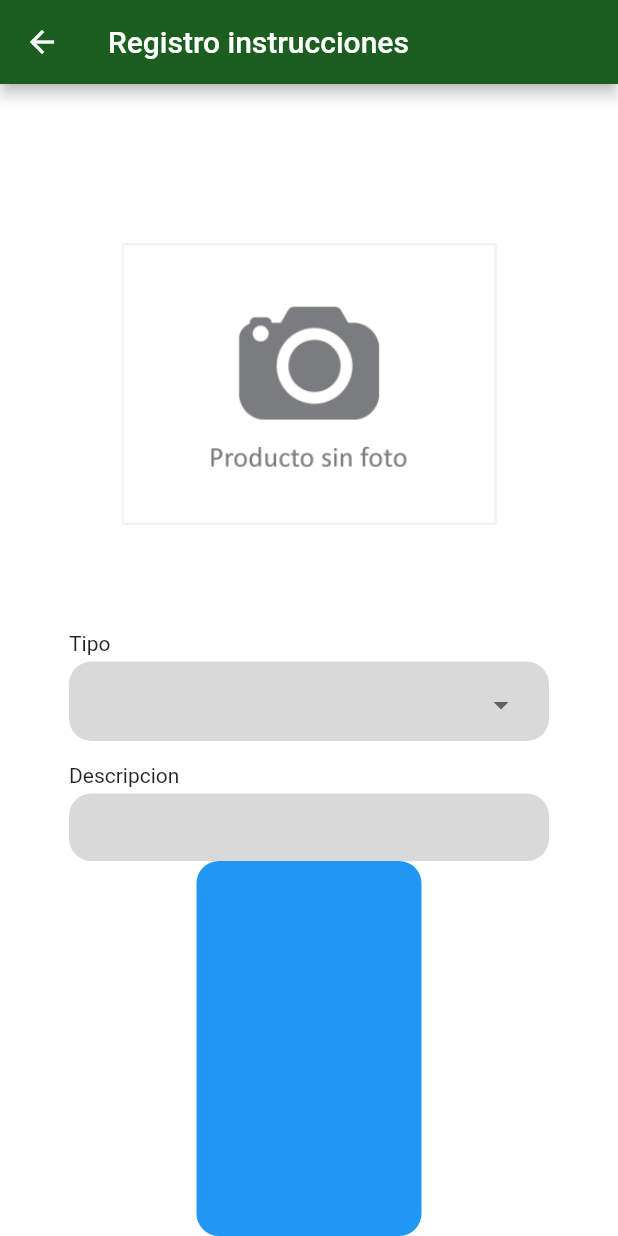
After one commit to IsaacGregoryVargasMendoza/appflutterjugueria, a Flutter app: the AppRegistroManual screen opened by its route, on a phone screen of 412 x 824 dp. The commit adds this screen. Run offline on Flutter 3.47's test engine with Material 2 defaults, Android fonts, the phone set to English and light mode, and no system bars; our stand-ins replace camera, carousel_slider, fl_chart, font_awesome_flutter, image_picker, shared_preferences; missing offline and left inert: mysql1, tflite_flutter; accounts and stored records are empty.

Commit message:
cambios isaac 01/07/2023

```diff
--- a/lib/main.dart
+++ b/lib/main.dart
@@ -10,6 +10,7 @@ import 'package:app_jugueria/modelos/clienteModel.dart';
 import 'package:app_jugueria/modelos/administradorModel.dart';
 import 'package:app_jugueria/modelos/tipoDocumentoModel.dart';
 import 'package:app_jugueria/modelos/pedidoModel.dart';
+import 'package:app_jugueria/vistas/app_registrarManual.dart';
 import 'package:app_jugueria/vistas/app_seleccionarMesa.dart';
 import 'package:app_jugueria/vistas/app_mensajeConfirmacion.dart';
 import 'package:app_jugueria/vistas/app_confirmarPedido.dart';
@@ -50,6 +51,7 @@ void main() {
       '/menu-administrador': (context) => AppMenu(),
       '/registrar-categoria': (context) => AppRegistroCategoria(),
       '/registrar-adicional': (context) => AppRegistroAdicional(),
+      '/registrar-manual': (context) => AppRegistroManual(),
       //'/registrar-cliente': (context) => AppRegistroCliente(),
       '/registrar-mesa': (context) => AppRegistroMesa(),
       //'/mensaje-confirmacion': (context) => AppMensajeConfirmacion(),
--- /dev/null
+++ b/lib/modelos/manualModel.dart
@@ -0,0 +1,23 @@
+class ManualModel {
+  int? id;
+  int? pasoManual;
+  int? tipoManual;
+  String? descripcionManual;
+  String? imagenManual;
+
+  ManualModel(
+      {this.id,
+      this.pasoManual,
+      this.tipoManual,
+      this.descripcionManual,
+      this.imagenManual});
+
+  factory ManualModel.fromJson(Map<String, dynamic> json) {
+    return ManualModel(
+        id: json['id'] as int,
+        pasoManual: json['pasoManual'] as int,
+        tipoManual: json['tipoManual'] as int,
+        descripcionManual: json['descripcionManual'] as String,
+        imagenManual: json['imagenManual'].toString());
+  }
+}
--- /dev/null
+++ b/lib/vistas/app_registrarManual.dart
@@ -0,0 +1,497 @@
+import 'dart:convert';
+import 'package:app_jugueria/componentes/app_text.dart';
+import 'package:app_jugueria/componentes/app_buttons.dart';
+import 'package:app_jugueria/componentes/app_textFieldRound.dart';
+import 'package:app_jugueria/componentes/info_global.dart';
+import 'package:app_jugueria/controladores/manualController.dart';
+import 'package:app_jugueria/modelos/categoriaModel.dart';
+import 'package:app_jugueria/modelos/manualModel.dart';
+import 'package:app_jugueria/modelos/productoModel.dart';
+import 'package:app_jugueria/controladores/productoController.dart';
+import 'package:flutter/material.dart';
+import 'package:font_awesome_flutter/font_awesome_flutter.dart';
+import 'package:image_picker/image_picker.dart';
+import 'dart:io';
+import 'dart:typed_data';
+import 'package:path_provider/path_provider.dart';
+
+enum WidgetState { NONE, LOADING, LOADED, ERROR }
+
+class AppRegistroManual extends StatefulWidget {
+  AppRegistroManual({Key? key}) : super(key: key);
+  @override
+  State<AppRegistroManual> createState() {
+    return AppRegistroManualState();
+  }
+}
+
+class AppRegistroManualState extends State<AppRegistroManual> {
+  late TextEditingController tecPaso;
+  late TextEditingController tecDescripcion;
+  List<(String, int)> tipos = [("CLIENTE", 0), ("ADMINISTRADOR", 1)];
+  WidgetState _widgetState = WidgetState.LOADED;
+
+  int idTipo = 0;
+  File? imagen;
+  final picker = ImagePicker();
+
+  Future<File> convertirUint8ListAFile(
+      Uint8List bytes, String nombreArchivo) async {
+    final tempDir =
+        await getTemporaryDirectory(); // Obtener directorio temporal
+    final archivo = File('${tempDir.path}/$nombreArchivo'); // Crear objeto File
+    await archivo.writeAsBytes(bytes); // Escribir bytes en el archivo
+
+    return archivo;
+  }
+
+  // cargarimagen() async {
+  //   try {
+  //     if (imagen == null) {
+  //       print("Cargar imagen.");
+  //       var img = await convertirUint8ListAFile(
+  //           base64.decode(widget.productoModel!.imagenProducto!),
+  //           "${widget.productoModel!.id}${DateTime.now().millisecondsSinceEpoch}archivo.png");
+  //       setState(() {
+  //         imagen = img;
+  //       });
+  //     } else {
+  //       print("Metodo else");
+  //     }
+  //   } catch (e) {
+  //     print("ocurrio una excepcion.");
+  //   }
+  // }
+
+  @override
+  void initState() {
+    super.initState();
+    tecPaso = TextEditingController();
+    tecDescripcion = TextEditingController();
+    // if (widget.productoModel != null) {
+    //   print(widget.productoModel!.categoria!.id!);
+    //   tecNombreProducto =
+    //       TextEditingController(text: widget.productoModel!.nombreProducto);
+    //   tecDescripcion = TextEditingController(
+    //       text: widget.productoModel!.descripcionProducto);
+    //   tecPrecio = TextEditingController(
+    //       text: widget.productoModel!.precioProducto.toString());
+    //   tecLetra =
+    //       TextEditingController(text: widget.productoModel!.letraProducto);
+    //   idCategoria = widget.productoModel!.categoria!.id!;
+    //   cargarimagen();
+    // } else {
+    //   tecPaso = TextEditingController();
+    //   tecDescripcion = TextEditingController();
+    // }
+  }
+
+  @override
+  void dispose() {
+    super.dispose();
+    InfoGlobal.decrementarVentanas();
+  }
+
+  Future<void> registrarActualizar() async {
+    try {
+      setState(() {
+        _widgetState = WidgetState.LOADING;
+      });
+
+      if (tecPaso.text.toString().trim().isEmpty) {
+        InfoGlobal.mostrarAlerta(
+            context, "Mensaje", "Ingrese un nombre de producto valido.");
+        setState(() {
+          _widgetState = WidgetState.LOADED;
+        });
+        return;
+      }
+
+      if (tecDescripcion.text.toString().trim() == "0") {
+        InfoGlobal.mostrarAlerta(
+            context, "Mensaje", "Ingrese una descrpcion valido.");
+        setState(() {
+          _widgetState = WidgetState.LOADED;
+        });
+        return;
+      }
+
+      ManualController manualCtrll = ManualController();
+
+      List<int> bytes = await imagen!.readAsBytesSync();
+      String _imagen64 = base64.encode(bytes);
+
+      ManualModel manualModel = ManualModel(
+          pasoManual: int.parse(tecPaso.text),
+          descripcionManual: tecDescripcion.text,
+          tipoManual: idTipo,
+          imagenManual: _imagen64);
+      await manualCtrll.addManual(manualModel);
+      InfoGlobal.mensajeConfirmacion(
+          context, "Se ha registrado correctamente.");
+
+      // if (widget.productoModel != null) {
+      //   List<int> bytes = await imagen!.readAsBytesSync();
+      //   String _imagen64 = base64.encode(bytes);
+
+      //   ProductoModel productoModel = ProductoModel(
+      //       id: widget.productoModel!.id,
+      //       nombreProducto: tecNombreProducto.text,
+      //       categoria: CategoriaModel(id: idCategoria),
+      //       descripcionProducto: tecDescripcion.text,
+      //       precioProducto: double.parse(tecPrecio.text),
+      //       imagenProducto: _imagen64,
+      //       letraProducto: tecLetra.text);
+      //   await productoCtrll.updateProducto(productoModel);
+      //   InfoGlobal.mensajeConfirmacion(
+      //       context, "Se ha actualizado correctamente.");
+      // } else {
+      //   List<int> bytes = await imagen!.readAsBytesSync();
+      //   String _imagen64 = base64.encode(bytes);
+
+      //   ProductoModel productoModel = ProductoModel(
+      //       nombreProducto: tecNombreProducto.text,
+      //       categoria: CategoriaModel(id: idCategoria),
+      //       descripcionProducto: tecDescripcion.text,
+      //       precioProducto: double.parse(tecPrecio.text),
+      //       imagenProducto: _imagen64,
+      //       letraProducto: tecLetra.text);
+      //   await productoCtrll.addProducto(productoModel);
+      //   InfoGlobal.mensajeConfirmacion(
+      //       context, "Se ha registrado correctamente.");
+      // }
+      // final lista = await productoCtrll.getProductos();
+
+      // Navigator.of(context).pop();
+      // Navigator.of(context).pop();
+      // Navigator.pushNamed(
+      //   context,
+      //   '/lista-productos',
+      //   arguments: lista,
+      // );
+
+      setState(() {
+        _widgetState = WidgetState.LOADED;
+      });
+    } catch (e) {
+      InfoGlobal.mensajeFallo(context, "No se pudo registrar.", 5);
+      setState(() {
+        _widgetState = WidgetState.NONE;
+      });
+    }
+  }
+
+  @override
+  Widget build(BuildContext context) {
+    switch (_widgetState) {
+      case WidgetState.NONE:
+      case WidgetState.LOADING:
+        return Scaffold(
+          backgroundColor: Colors.white,
+          // appBar: AppBar(
+          //   title: (widget.productoModel != null)
+          //       ? const Text("Editar producto")
+          //       : const Text("Registro producto"),
+          //   backgroundColor: Colors.green.shade900,
+          // ),
+          appBar: AppBar(
+            title: const Text("Registro instrucciones"),
+            backgroundColor: Colors.green.shade900,
+          ),
+          // drawer: AppMenuDrawer(),
+          body: Center(
+            child: Column(
+                mainAxisAlignment: MainAxisAlignment.center,
+                crossAxisAlignment: CrossAxisAlignment.center,
+                children: [
+                  CircularProgressIndicator(color: Colors.amber.shade900),
+                  const SizedBox(
+                    height: 10,
+                  ),
+                  const Text(
+                    "Cargando...",
+                    style: TextStyle(
+                        fontFamily: 'Roboto',
+                        fontSize: 20.0,
+                        color: Colors.black,
+                        decoration: TextDecoration.none),
+                  )
+                ]),
+          ),
+        );
+      case WidgetState.LOADED:
+        //(widget.productoModel != null) ? cargarimagen() : print("nada");
+        return Scaffold(
+          backgroundColor: Colors.white,
+          appBar: AppBar(
+            title: const Text("Registro instrucciones"),
+            backgroundColor: Colors.green.shade900,
+          ),
+          // drawer: AppMenuDrawer(),
+          body: ListView(
+            children: [
+              Container(
+                width: MediaQuery.of(context).size.width,
+                padding: const EdgeInsets.only(top: 50),
+                child: Column(
+                  children: [
+                    InkWell(
+                      onTap: () {
+                        opciones(context);
+                      },
+                      child: Container(
+                        // color: Colors.amber,
+                        width: 250,
+                        height: 300,
+                        child: imagen == null
+                            ? const Image(
+                                image:
+                                    AssetImage("assets/producto_sin_foto.png"))
+                            : Image.file(imagen!),
+                      ),
+                    ),
+                    const SizedBox(height: 15),
+                    AppText(text: "Tipo", width: 320),
+                    Container(
+                      width: 320,
+                      padding: const EdgeInsets.fromLTRB(20, 5, 20, 0),
+                      decoration: BoxDecoration(
+                        borderRadius: BorderRadius.circular(15),
+                        color: const Color.fromRGBO(217, 217, 217, 1),
+                      ),
+                      child: (idTipo != 0)
+                          ? DropdownButtonFormField(
+                              value: idTipo,
+                              decoration: const InputDecoration(
+                                  border: InputBorder.none),
+                              borderRadius: BorderRadius.circular(15),
+                              items: tipos.map((tipo) {
+                                return DropdownMenuItem(
+                                    child: Text(tipo.$1), value: tipo.$2);
+                              }).toList(),
+                              onChanged: (value) {
+                                idTipo = value!;
+                              })
+                          : DropdownButtonFormField(
+                              decoration: const InputDecoration(
+                                  border: InputBorder.none),
+                              borderRadius: BorderRadius.circular(15),
+                              items: tipos.map((tipo) {
+                                return DropdownMenuItem(
+                                    child: Text(tipo.$1), value: tipo.$2);
+                              }).toList(),
+                              onChanged: (value) {
+                                idTipo = value!;
+                              }),
+                    ),
+                    const SizedBox(height: 15),
+                    AppText(text: "Descripcion", width: 320),
+                    AppTextFieldRound(
+                      width: 320,
+                      isPassword: false,
+                      funcion: () {},
+                      myController: tecDescripcion,
+                    ),
+                    Container(
+                      margin: const EdgeInsets.all(0),
+                      padding: const EdgeInsets.all(0),
+                      width: 150,
+                      height: 250,
+                      decoration: BoxDecoration(
+                        color: Colors.blue,
+                        borderRadius: BorderRadius.circular(15),
+                        border: Border.all(
+                          color: Colors.blue,
+                        ),
+                      ),
+                      child: TextField(
+                        scrollController: ScrollController(),
+                        keyboardType: TextInputType.multiline,
+                        enableSuggestions: false,
+                        autocorrect: false,
+                        onSubmitted: (value) {
+                          print("estoy terminando");
+                        },
+                        style: TextStyle(
+                          fontSize: 14,
+
+                          height: 2,
+                          fontWeight: FontWeight.normal,
+                          // backgroundColor: Colors.blue,
+                          color: Colors.white,
+                        ),
+                        decoration: const InputDecoration(
+                            contentPadding: EdgeInsets.symmetric(
+                                horizontal: 20, vertical: 0),
+                            border: InputBorder.none),
+                        controller: TextEditingController(),
+                      ),
+                    ),
+                    const SizedBox(height: 15),
+                    Container(
+                      width: 320,
+                      child: Row(
+                        mainAxisAlignment: MainAxisAlignment.spaceBetween,
+                        children: [
+                          Container(
+                            child: Column(
+                              children: [
+                                AppText(text: "N° Orden", width: 150),
+                                Container(
+                                  margin: const EdgeInsets.all(0),
+                                  padding: const EdgeInsets.all(0),
+                                  width: 150,
+                                  height: 45,
+                                  decoration: BoxDecoration(
+                                    color:
+                                        const Color.fromRGBO(217, 217, 217, 1),
+                                    borderRadius: BorderRadius.circular(15),
+                                    border: Border.all(
+                                      color: const Color.fromRGBO(
+                                          217, 217, 217, 1),
+                                    ),
+                                  ),
+                                  child: Scrollbar(
+                                    controller: ScrollController(),
+                                    child: TextField(
+                                      scrollController: ScrollController(),
+                                      keyboardType: TextInputType.number,
+                                      enableSuggestions: false,
+                                      autocorrect: false,
+                                      style: const TextStyle(
+                                        fontSize: 16,
+                                        height: 2,
+                                        fontWeight: FontWeight.normal,
+                                        color: Colors.black,
+                                      ),
+                                      decoration: const InputDecoration(
+                                          contentPadding: EdgeInsets.symmetric(
+                                              horizontal: 20, vertical: 0),
+                                          border: InputBorder.none),
+                                      controller: tecPaso,
+                                    ),
+                                  ),
+                                ),
+                              ],
+                            ),
+                          ),
+                        ],
+                      ),
+                    ),
+                    const SizedBox(height: 15),
+                    const SizedBox(height: 15),
+                    AppButtons(
+                      textColor: Colors.white,
+                      backgroundColor: Colors.blue,
+                      borderColor: Colors.blue,
+                      text: "Registrar",
+                      fontSize: 15,
+                      width: 140,
+                      height: 50,
+                      funcion: () async {
+                        await registrarActualizar();
+                      },
+                    ),
+                  ],
+                ),
+              ),
+            ],
+          ),
+        );
+      case WidgetState.ERROR:
+        return const Scaffold(
+          backgroundColor: Colors.white,
+          body: Center(
+            child: Column(
+                mainAxisAlignment: MainAxisAlignment.center,
+                crossAxisAlignment: CrossAxisAlignment.center,
+                children: [
+                  Text(
+                    "ERROR!. Vuelve a intentarlo.",
+                    style: TextStyle(
+                        fontFamily: 'Roboto',
+                        fontSize: 20.0,
+                        color: Colors.blueGrey,
+                        decoration: TextDecoration.none),
+                  )
+                ]),
+          ),
+        );
+    }
+  }
+
+  Future setImagen(opcion) async {
+    var pickedFile;
+
+    if (opcion == 1) {
+      pickedFile = await picker.pickImage(source: ImageSource.camera);
+    } else {
+      pickedFile = await picker.pickImage(source: ImageSource.gallery);
+    }
+
+    setState(() {
+      if (pickedFile != null) {
+        imagen = File(pickedFile.path);
+      } else {
+        print("No seleccionaste ninguna foto");
+      }
+    });
+
+    Navigator.of(context).pop();
+  }
+
+  opciones(context) {
+    showDialog(
+      context: context,
+      builder: (BuildContext context) {
+        return AlertDialog(
+          contentPadding: const EdgeInsets.all(0),
+          content: SingleChildScrollView(
+            child: Column(
+              children: [
+                InkWell(
+                  onTap: () {
+                    setImagen(1);
+                  },
+                  child: Container(
+                    padding: const EdgeInsets.all(20),
+                    child: const Row(
+                      children: [
+                        Expanded(
+                          child: Text(
+                            "Tomar una foto",
+                            style: TextStyle(fontSize: 16),
+                          ),
+                        ),
+                        FaIcon(FontAwesomeIcons.camera),
+                      ],
+                    ),
+                  ),
+                ),
+                InkWell(
+                  onTap: () {
+                    setImagen(2);
+                  },
+                  child: Container(
+                    padding: const EdgeInsets.all(20),
+                    child: const Row(
+                      children: [
+                        Expanded(
+                          child: Text(
+                            "Seleccionar una foto",
+                            style: TextStyle(fontSize: 16),
+                          ),
+                        ),
+                        FaIcon(FontAwesomeIcons.image),
+                      ],
+                    ),
+                  ),
+                ),
+              ],
+            ),
+          ),
+        );
+      },
+    );
+  }
+}
```
Also changed, not shown: lib/controladores/manualController.dart (added, +50 -0 lines), lib/vistas/app_menu.dart (+10 -0 lines).
